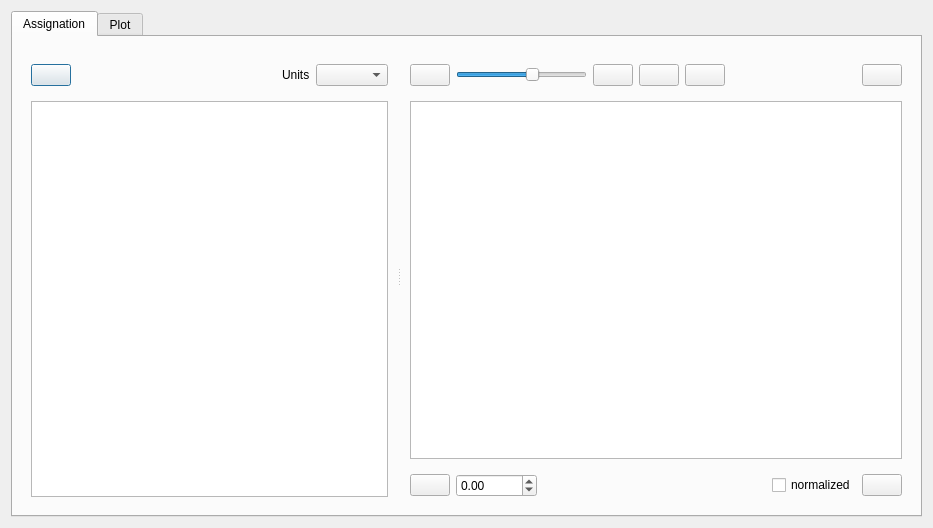
Before: the Qt Designer form src/GridCal/Gui/ProfilesInput/gui.ui in SanPen/GridCal, drawn with Qt 5.
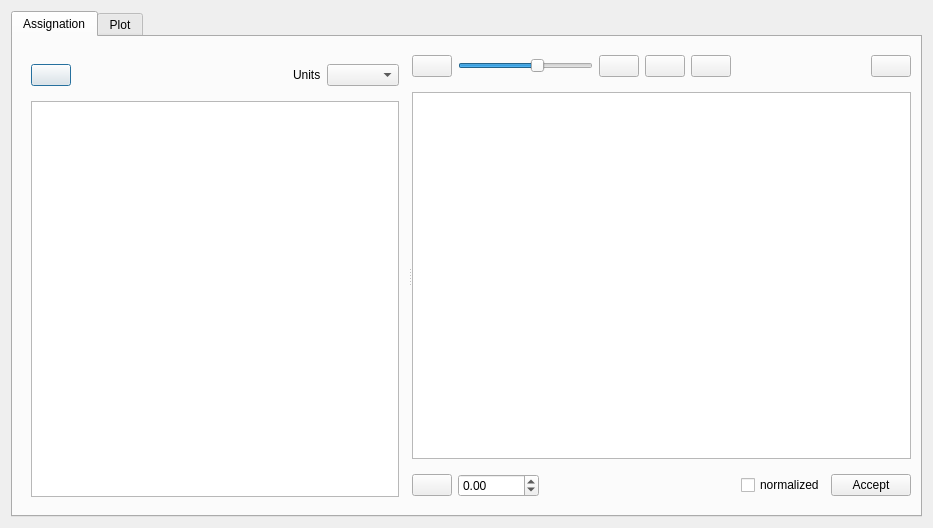
After: the same form once the commit is applied. Icons and pictures are not drawn. Custom widgets are drawn as their Qt base class.

```diff
--- a/src/GridCal/Gui/ProfilesInput/gui.ui
+++ b/src/GridCal/Gui/ProfilesInput/gui.ui
@@ -105,6 +105,15 @@
            <enum>QFrame::Raised</enum>
           </property>
           <layout class="QVBoxLayout" name="verticalLayout_3">
+           <property name="leftMargin">
+            <number>0</number>
+           </property>
+           <property name="topMargin">
+            <number>0</number>
+           </property>
+           <property name="rightMargin">
+            <number>0</number>
+           </property>
            <item>
             <widget class="QFrame" name="frame_10">
              <property name="frameShape">
@@ -292,7 +301,7 @@
                  <string/>
                 </property>
                 <property name="text">
-                 <string/>
+                 <string>Accept</string>
                 </property>
                 <property name="icon">
                  <iconset resource="icons.qrc">
```
